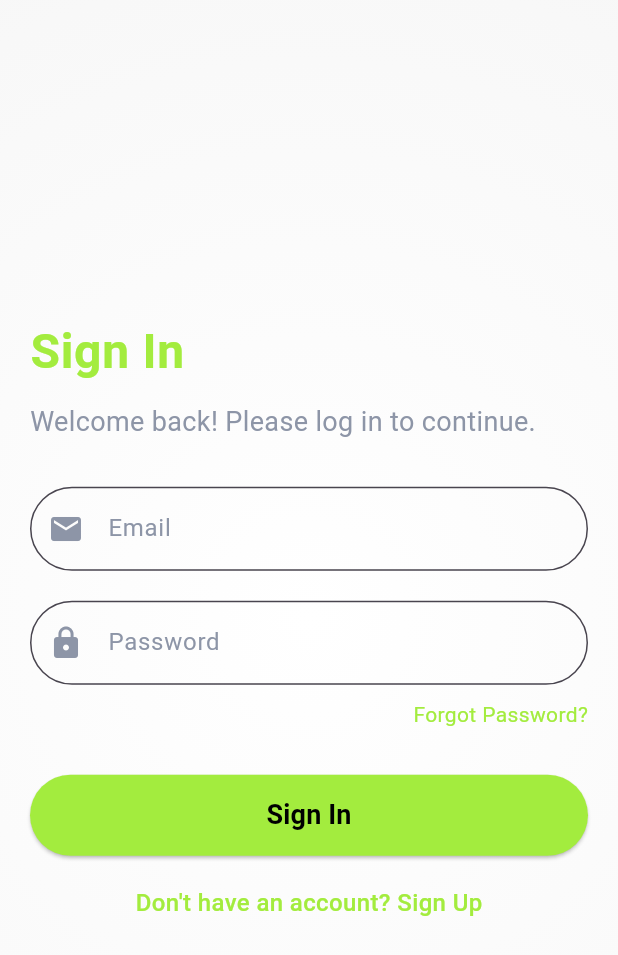
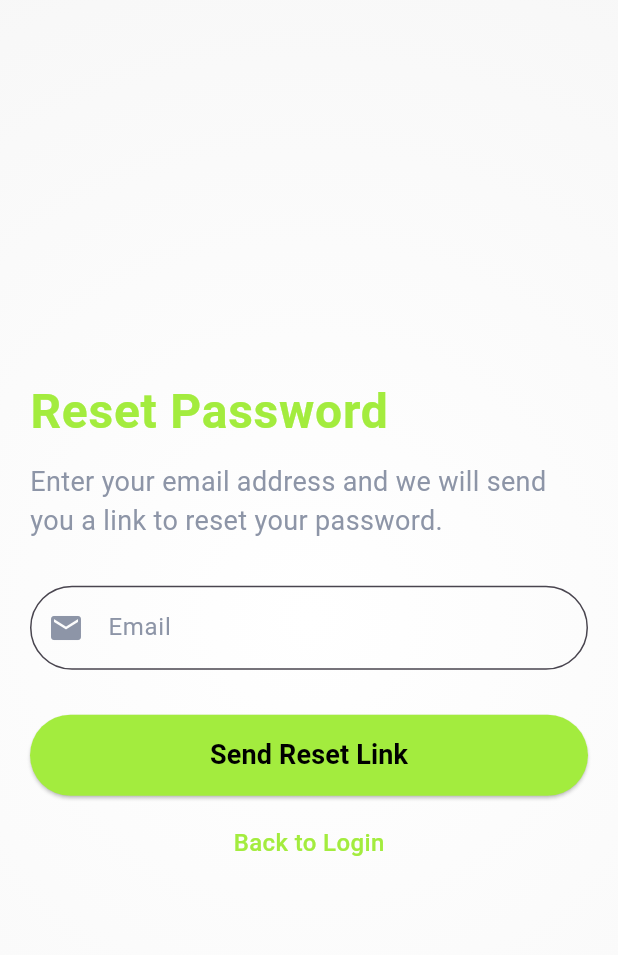
Before and after one commit to MAD-KU/fitness-bingo-app, a Flutter app: the screen it shows after launch, after a tap on "Forgot Password?", on a phone screen of 412 x 824 dp. Shown: the top 955 px of the screen. Run offline on Flutter 3.47's test engine with Material 3 defaults, Android fonts, the phone set to English and light mode, and no system bars; our stand-ins replace cloud_firestore, firebase_auth, firebase_core; accounts and stored records are empty; network calls fail.

Commit message:
forgot password added

```diff
--- /dev/null
+++ b/lib/screens/ForgotPasswordScreen.dart
@@ -0,0 +1,127 @@
+import 'package:application/services/auth_service.dart';
+import 'package:flutter/material.dart';
+
+class ForgotPasswordScreen extends StatefulWidget {
+  const ForgotPasswordScreen({Key? key}) : super(key: key);
+
+  @override
+  State<ForgotPasswordScreen> createState() => _ForgotPasswordScreenState();
+}
+
+class _ForgotPasswordScreenState extends State<ForgotPasswordScreen> {
+  final AuthService _authService = AuthService();
+  final TextEditingController emailController = TextEditingController();
+  bool isLoading = false;
+
+  Future<void> resetPassword() async {
+    var email = emailController.text;
+
+    setState(() => isLoading = true);
+
+    await _authService.resetPassword(email: email);
+
+    setState(() => isLoading = false);
+
+    ScaffoldMessenger.of(context).showSnackBar(const SnackBar(
+      content: Text('Password reset link sent to your email.'),
+    ));
+
+    Navigator.pop(context);
+  }
+
+  @override
+  Widget build(BuildContext context) {
+    return Scaffold(
+      // appBar: AppBar(
+      //   // title: const Text(
+      //   //   'Forgot Password',
+      //   //   style: TextStyle(
+      //   //     fontWeight: FontWeight.bold,
+      //   //   ),
+      //   ),
+      //   // backgroundColor: Theme.of(context).primaryColor,
+      // ),
+      body: Container(
+        decoration: BoxDecoration(
+          gradient: RadialGradient(
+            colors: [
+              Theme.of(context).scaffoldBackgroundColor,
+              Theme.of(context).cardColor,
+            ],
+            center: const Alignment(0.0, 0.0),
+            radius: 1.5,
+          ),
+        ),
+        padding: const EdgeInsets.all(20.0),
+        child: Column(
+          mainAxisAlignment: MainAxisAlignment.center,
+          crossAxisAlignment: CrossAxisAlignment.start,
+          children: [
+            Text(
+              'Reset Password',
+              style: Theme.of(context).textTheme.bodyLarge!.copyWith(
+                    fontSize: 32,
+                    fontWeight: FontWeight.bold,
+                    color: Theme.of(context).primaryColor,
+                  ),
+            ),
+            const SizedBox(height: 10),
+            Text(
+              'Enter your email address and we will send you a link to reset your password.',
+              style: Theme.of(context).textTheme.bodyMedium,
+            ),
+            const SizedBox(height: 30),
+            TextFormField(
+              controller: emailController,
+              style: Theme.of(context).textTheme.bodyLarge,
+              decoration: InputDecoration(
+                labelText: 'Email',
+                prefixIcon: const Icon(Icons.email),
+              ),
+              keyboardType: TextInputType.emailAddress,
+              validator: (value) {
+                if (value == null || !value.contains('@')) {
+                  return 'Enter a valid email';
+                }
+                return null;
+              },
+            ),
+            const SizedBox(height: 30),
+            SizedBox(
+              width: double.infinity,
+              child: ElevatedButton(
+                onPressed: isLoading ? null : resetPassword,
+                style: Theme.of(context).elevatedButtonTheme.style,
+                child: isLoading
+                    ? const CircularProgressIndicator(color: Colors.black)
+                    : const Text(
+                        'Send Reset Link',
+                        style: TextStyle(
+                          fontSize: 18,
+                          fontWeight: FontWeight.bold,
+                        ),
+                      ),
+              ),
+            ),
+            const SizedBox(height: 20),
+            Center(
+              child: GestureDetector(
+                onTap: () {
+                  Navigator.pop(context);
+                },
+                child: Text(
+                  'Back to Login',
+                  style: TextStyle(
+                    fontSize: 16,
+                    fontWeight: FontWeight.w500,
+                    color: Theme.of(context).primaryColor,
+                  ),
+                ),
+              ),
+            ),
+          ],
+        ),
+      ),
+    );
+  }
+}
--- a/lib/screens/signin_screen.dart
+++ b/lib/screens/signin_screen.dart
@@ -1,3 +1,4 @@
+import 'package:application/screens/ForgotPasswordScreen.dart';
 import 'package:application/screens/admin/AdminDashboardScreen.dart';
 import 'package:application/screens/user/UserDashboardScreen.dart';
 import 'package:flutter/material.dart';
@@ -135,7 +136,10 @@ class _SigninScreenState extends State<SigninScreen> {
                     alignment: Alignment.centerRight,
                     child: GestureDetector(
                       onTap: () {
-                        // Add forgot password logic
+                        Navigator.push(
+                            context,
+                            MaterialPageRoute(
+                                builder: (context) => ForgotPasswordScreen()));
                       },
                       child: Text(
                         "Forgot Password?",
--- a/lib/services/auth_service.dart
+++ b/lib/services/auth_service.dart
@@ -51,6 +51,14 @@ class AuthService {
     }
   }
 
+  Future<String?> resetPassword({required String email}) async {
+    try {
+      await _auth.sendPasswordResetEmail(email: email.trim());
+      return null;
+    } catch (e) {
+      return e.toString();
+    }
+  }
 
   signOut() async {
     _auth.signOut();
```
